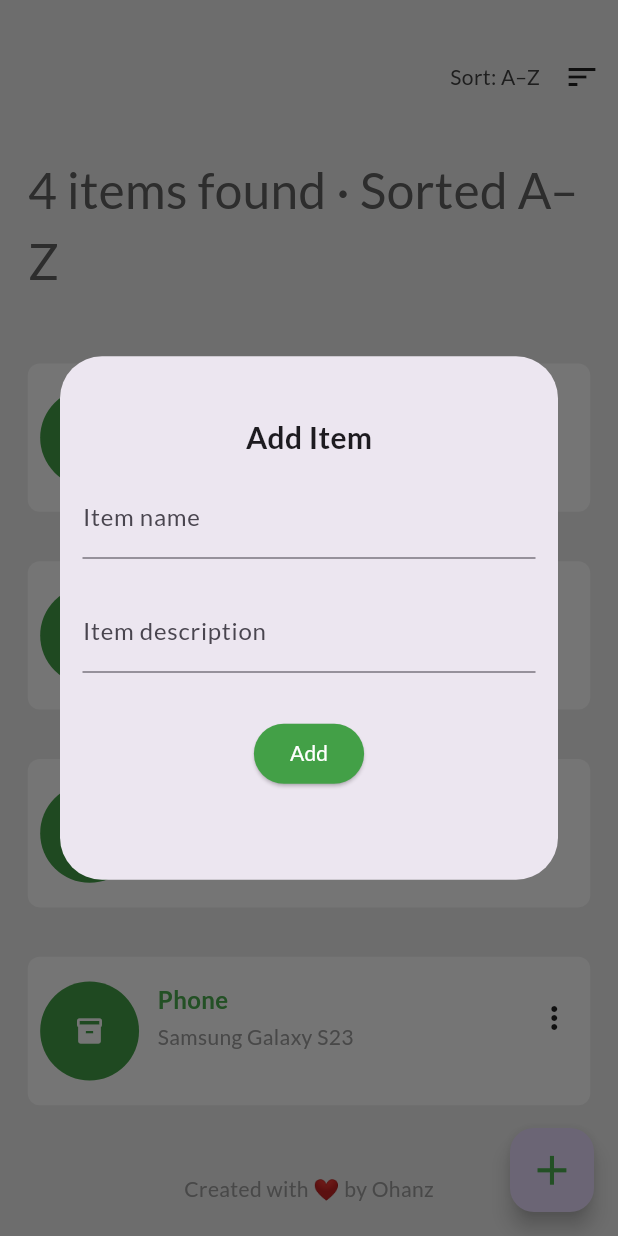
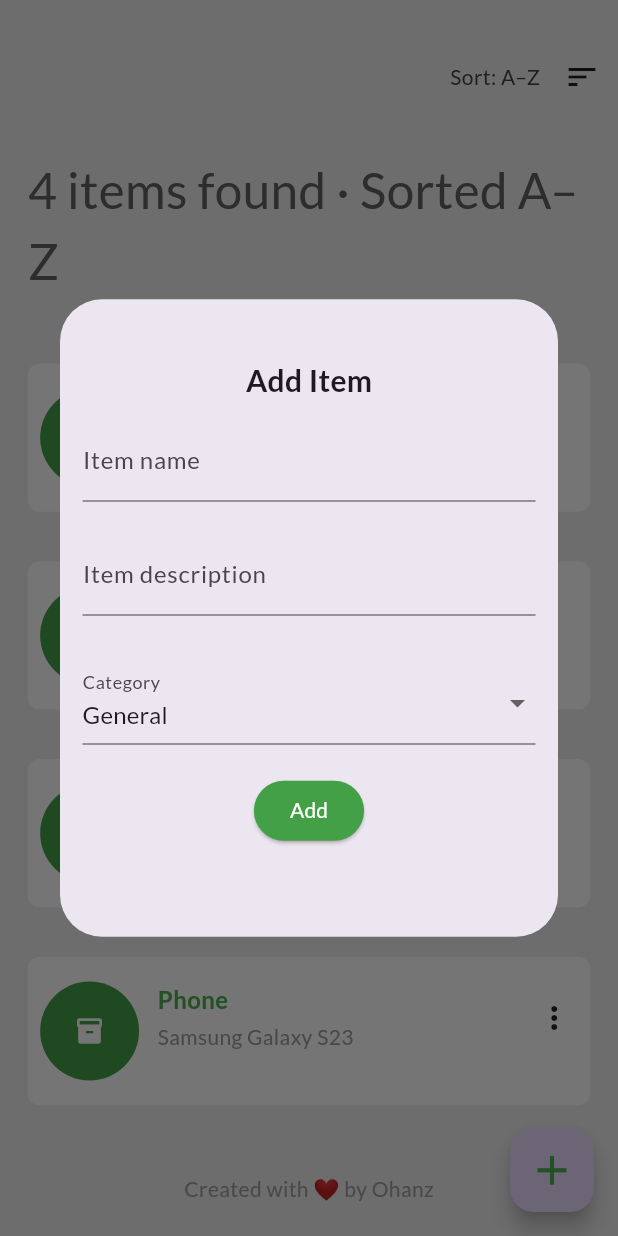
Before and after one commit to ohanz/Hiva, a Flutter app: the screen it shows after launch, scrolled down 185 dp, after a tap on the "add" icon, on a phone screen of 412 x 824 dp. Run offline on Flutter 3.47's test engine with Material 3 defaults, Android fonts, the phone set to English and light mode, and no system bars; our stand-ins replace auto_route, hive, hive_flutter; accounts and stored records are empty.

Commit message:
added new category to model and dropdown UI

```diff
--- a/lib/UI/views/home/home_model.dart
+++ b/lib/UI/views/home/home_model.dart
@@ -13,25 +13,25 @@ class HomeModel extends ChangeNotifier {
     // 🔽 Add dummy data if box is empty
     if (_inventoryBox.isEmpty) {
       _inventoryBox.addAll([
-        InventoryItem(name: 'Laptop', description: 'HyeBook Pro V1'),
-        InventoryItem(name: 'Laptop', description: 'MacBook Pro M1'),
-        InventoryItem(name: 'Phone', description: 'Samsung Galaxy S23'),
-        InventoryItem(name: 'Desk', description: 'Wooden work desk'),
+        InventoryItem(name: 'Laptop', description: 'HyeBook Pro V1', category: 'Electronics'),
+        InventoryItem(name: 'Laptop', description: 'MacBook Pro M1', category: 'Electronics'),
+        InventoryItem(name: 'Phone', description: 'Samsung Galaxy S23', category: 'Electronics'),
+        InventoryItem(name: 'Desk', description: 'Wooden work desk', category: 'Furniture'),
       ]);
     }
 
     notifyListeners(); // Important to trigger UI
   }
 
-  void addItem(String name, String description) {
-    final newItem = InventoryItem(name: name, description: description);
+  void addItem(String name, String description, String category) {
+    final newItem = InventoryItem(name: name, description: description, category: category);
     _inventoryBox.add(newItem);
     notifyListeners();
   }
 
-  void updateItem(int index, String name, String description) {
+  void updateItem(int index, String name, String description, String category) {
     final key = _inventoryBox.keyAt(index);
-    final updatedItem = InventoryItem(name: name, description: description);
+    final updatedItem = InventoryItem(name: name, description: description, category: category);
     _inventoryBox.put(key, updatedItem);
     notifyListeners();
   }
--- a/lib/UI/views/home/home_view.dart
+++ b/lib/UI/views/home/home_view.dart
@@ -20,6 +20,7 @@ class _HomeViewState extends State<HomeView> {
   final TextEditingController nameController = TextEditingController();
   final TextEditingController descriptionController = TextEditingController();
   TextEditingController searchController = TextEditingController();
+  String selectedCategory = 'General'; // or any default
 
   @override
   void initState() {
@@ -316,6 +317,30 @@ class _HomeViewState extends State<HomeView> {
                       decoration: const InputDecoration(labelText: 'Item description'),
                     ),
                     const SizedBox(height: 30),
+                    DropdownButtonFormField<String>(
+                      value: selectedCategory,
+                      onChanged: (value) {
+                        setState(() {
+                          selectedCategory = value!;
+                        });
+                      },
+                      decoration: const InputDecoration(
+                        labelText: 'Category',
+                      ),
+                      items: [
+                        'General',
+                        'Electronics',
+                        'Furniture',
+                        'Books',
+                        'Food',
+                      ].map((category) {
+                        return DropdownMenuItem<String>(
+                          value: category,
+                          child: Text(category),
+                        );
+                      }).toList(),
+                    ),
+                    const SizedBox(height: 20),
                     ElevatedButton(
                       onPressed: () {
                         if (_formKey.currentState!.validate()) {
@@ -323,12 +348,14 @@ class _HomeViewState extends State<HomeView> {
                             model.addItem(
                               nameController.text,
                               descriptionController.text,
+                              selectedCategory,
                             );
                           } else {
                             model.updateItem(
                               index!,
                               nameController.text,
                               descriptionController.text,
+                              selectedCategory,
                             );
                           }
 
--- a/lib/app/models/inventory_item.dart
+++ b/lib/app/models/inventory_item.dart
@@ -10,8 +10,12 @@ class InventoryItem extends HiveObject {
   @HiveField(1)
   String description;
 
+  @HiveField(2) // ✅ new field
+  String category;
+
   InventoryItem({
     required this.name,
     required this.description,
+    required this.category, // ✅ new parameter
   });
 }
--- a/lib/main.dart
+++ b/lib/main.dart
@@ -23,6 +23,10 @@ Future<void> main() async {
   final homeModel = HomeModel();
   await homeModel.loadData(); // 👈 Load and seed if empty
 
+
+  // final box = await Hive.openBox<InventoryItem>('inventory');
+  // await box.clear(); // 🚨 Clears everything in 'inventory' box
+
   runApp(MyApp());
 }
 
```
Also changed, not shown: lib/app/models/inventory_item.g.dart.
